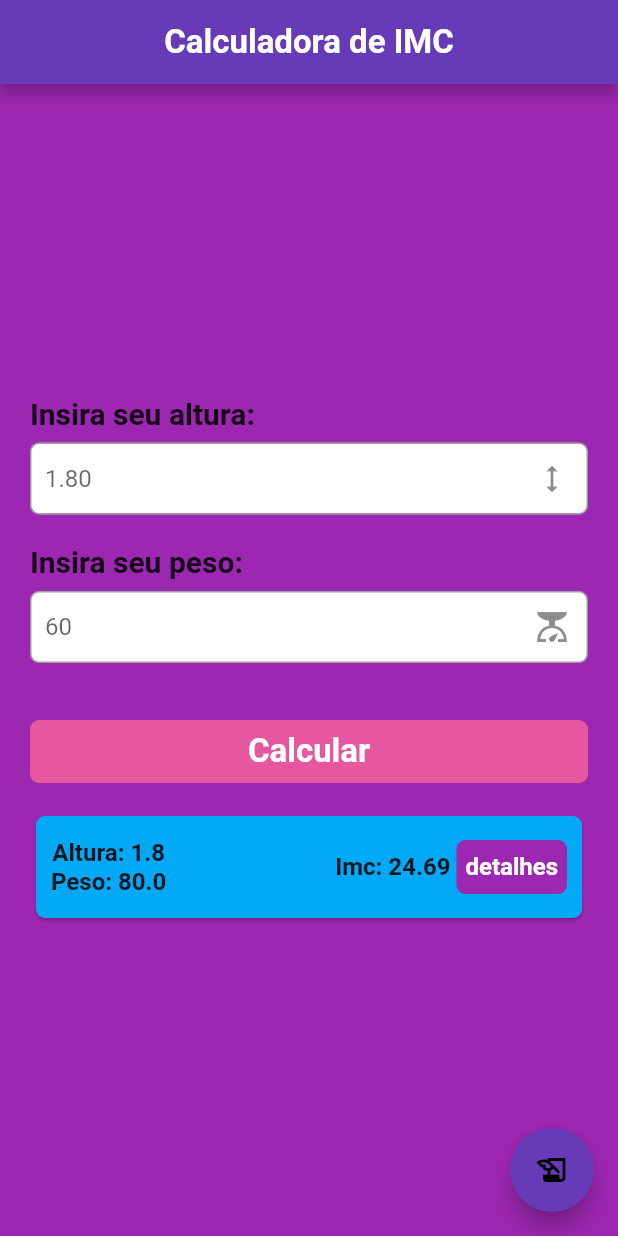
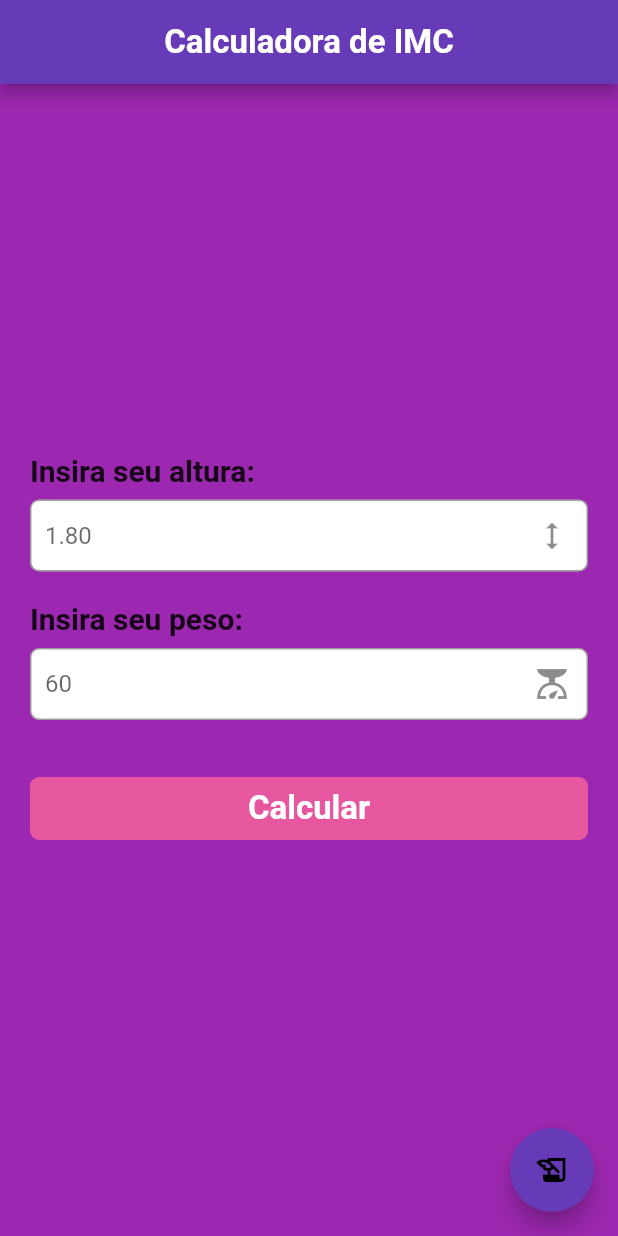
Before and after one commit to Jul10c3s4/calculadora_imc, a Flutter app: the screen it shows after launch, on a phone screen of 412 x 824 dp. Run offline on Flutter 3.47's test engine with Material 2 defaults, Android fonts, the phone set to English and light mode, and no system bars.

Commit message:
new changes

```diff
--- a/lib/pages/calculator-imc-page.dart
+++ b/lib/pages/calculator-imc-page.dart
@@ -16,17 +16,6 @@ class _CalculatorImcPageState extends State<CalculatorImcPage> {
       TextEditingController(text: "");
   final TextEditingController _pesoController = TextEditingController(text: "");
   var imcs = <Imc>[];
-
-  @override
-  void initState() {
-    // TODO: implement initState
-    getImcs();
-    super.initState();
-  }
-
-  getImcs() {
-    imcs.add(Imc(80, 1.80));
-  }
 
   @override
   Widget build(BuildContext context) {
@@ -137,7 +126,7 @@ class _CalculatorImcPageState extends State<CalculatorImcPage> {
               const SizedBox(
                 height: 15,
               ),
-              CustomCard(imc: imcs.last),
+              imcs.isNotEmpty ? CustomCard(imc: imcs.last) : const SizedBox(),
             ],
           ),
         ),
```
